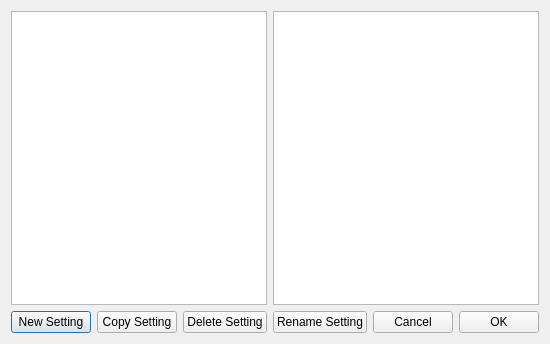
This is mqt/MqtLogger/tsettingseditdlg.ui in zsteva/backup-minos2 as Qt 5 draws it before an edit. The edited form follows.
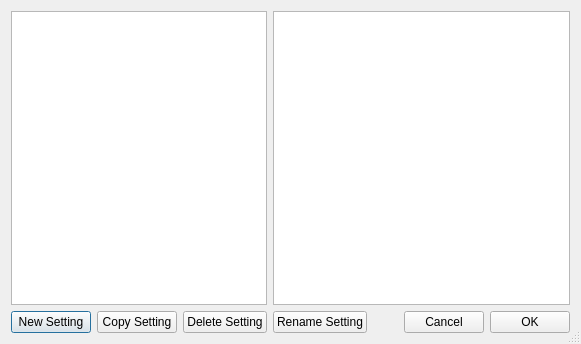
This is the edited form.

Patch:
```diff
--- a/mqt/MqtLogger/tsettingseditdlg.ui
+++ b/mqt/MqtLogger/tsettingseditdlg.ui
@@ -6,7 +6,7 @@
    <rect>
     <x>0</x>
     <y>0</y>
-    <width>538</width>
+    <width>581</width>
     <height>344</height>
    </rect>
   </property>
@@ -19,6 +19,9 @@
   <property name="windowTitle">
    <string>Dialog</string>
   </property>
+  <property name="sizeGripEnabled">
+   <bool>true</bool>
+  </property>
   <layout class="QVBoxLayout" name="verticalLayout">
    <item>
     <layout class="QHBoxLayout" name="horizontalLayout_2">
```
